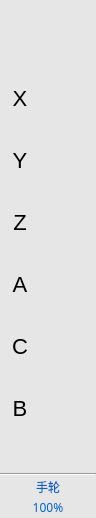
First picture: the form in client/selectaxisbar.ui, repository DandiacalMonkey/ltp, before the edit.
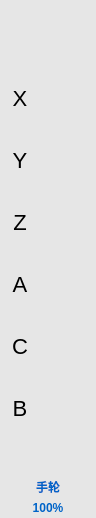
Second picture: the form after the edit. Custom widgets are drawn as their Qt base class.

Commit message: hua.g.l：1.修改字体bold样式；2.菜单栏信号连接接口；3.修改错误宏变量；

```diff
--- a/client/selectaxisbar.ui
+++ b/client/selectaxisbar.ui
@@ -238,6 +238,9 @@
    </item>
    <item>
     <widget class="Line" name="line">
+     <property name="styleSheet">
+      <string notr="true">border-top: 1px solid #E6E6E6;</string>
+     </property>
      <property name="orientation">
       <enum>Qt::Horizontal</enum>
      </property>
@@ -252,7 +255,7 @@
       </size>
      </property>
      <property name="styleSheet">
-      <string notr="true">font: 12px Arial Bold;color:#0064C8</string>
+      <string notr="true">font:Bold 12px Arial;color:#0064C8; background:transparent;</string>
      </property>
      <property name="text">
       <string>手轮</string>
@@ -271,7 +274,7 @@
       </size>
      </property>
      <property name="styleSheet">
-      <string notr="true">font:12px Arial Bold;color:#0064C8</string>
+      <string notr="true">font:Bold 12px Arial;color:#0064C8;background:transparent;</string>
      </property>
      <property name="text">
       <string>100%</string>
```
Left out of the diff: 4 changed lines with no effect on the pictures. The commit also changes 12 other files.
